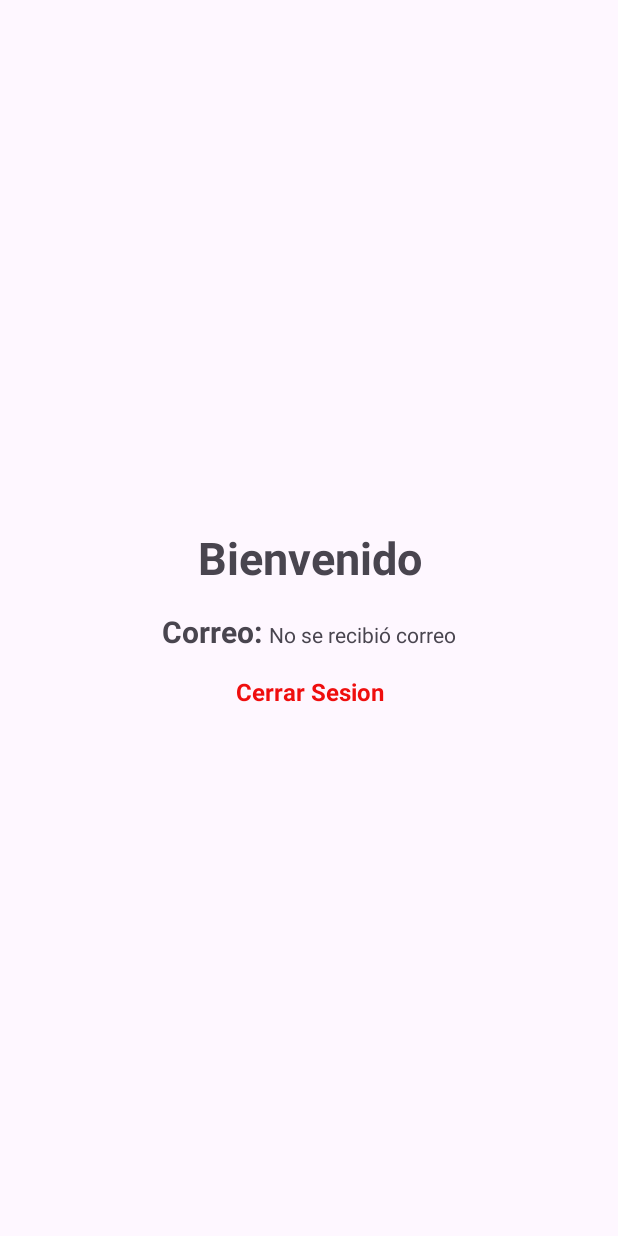
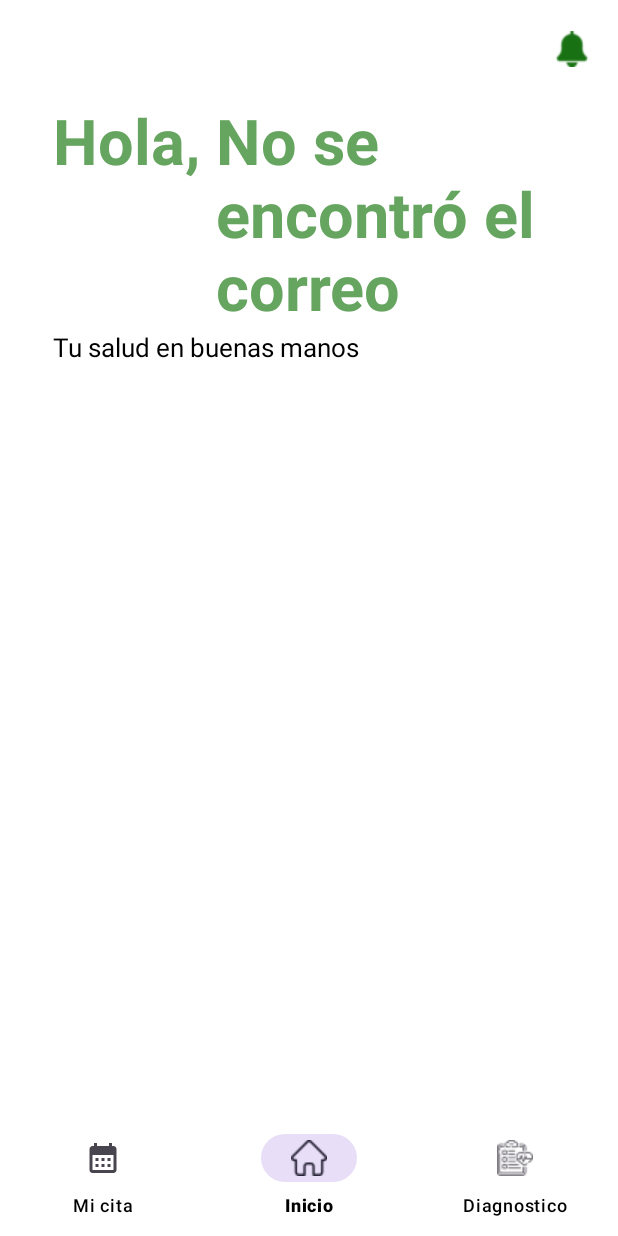
Before and after one commit to Nero105/Senva, an Android app: the HomeActivity screen opened directly, with no data from a screen before it, on a phone screen of 412 x 824 dp. Run offline under Robolectric (Android 15) with nearby library versions, the phone set to English and light mode, and no system bars; our stand-ins replace Firebase (no records; nobody signed in at launch, a user with empty details on screens opened directly).

Commit message:
Cambios del home |
Agregando fragment

```diff
--- a/app/build.gradle.kts
+++ b/app/build.gradle.kts
@@ -77,4 +77,6 @@ dependencies {
     coreLibraryDesugaring("com.android.tools:desugar_jdk_libs:2.1.3")
 
     implementation("com.google.firebase:firebase-auth-ktx")
+    // Dependencia Fragments:
+    implementation("androidx.fragment:fragment-ktx:1.8.8")
 }
--- a/app/src/main/java/com/example/senva/HomeActivity.kt
+++ b/app/src/main/java/com/example/senva/HomeActivity.kt
@@ -1,39 +1,33 @@
 package com.example.senva
 
-import android.content.Intent
-import android.content.SharedPreferences
-import android.credentials.ClearCredentialStateRequest
-import android.credentials.CredentialManager
 import android.os.Build
 import android.os.Bundle
-import android.util.Patterns
 import android.view.View
 import android.view.WindowInsetsController
-import android.widget.Button
-import android.widget.EditText
 import android.widget.TextView
-import android.widget.Toast
 import androidx.appcompat.app.AppCompatActivity
 import androidx.core.view.ViewCompat
 import androidx.core.view.WindowCompat
 import androidx.core.view.WindowInsetsCompat
+import androidx.fragment.app.commit
+import androidx.fragment.app.replace
 import com.example.senva.LoginActivity.Global
-import com.google.firebase.Firebase
-import com.google.firebase.auth.auth
-import kotlinx.coroutines.CoroutineScope
-import kotlinx.coroutines.launch
+import com.google.android.material.bottomnavigation.BottomNavigationView
+import com.google.firebase.auth.FirebaseAuth
+import com.google.firebase.firestore.FirebaseFirestore
 
 class HomeActivity : AppCompatActivity() {
 
-    // 19062025 - EEP - Invocando allow los id de xml Home
-    private lateinit var tv_extocorreo: TextView
-    private lateinit var tv_cerrarsesion: TextView
+    private lateinit var tv_nombresaludo: TextView
+    private lateinit var navigation: BottomNavigationView
 
     override fun onCreate(savedInstanceState: Bundle?) {
         super.onCreate(savedInstanceState)
         setContentView(R.layout.activity_home)
 
-        //20062025 - EEP - Hacer que el bar status resalte
+
+
+        // Estilo barra de estado
         WindowCompat.setDecorFitsSystemWindows(window, false)
         window.statusBarColor = getColor(R.color.white)
 
@@ -43,10 +37,8 @@ class HomeActivity : AppCompatActivity() {
                 WindowInsetsController.APPEARANCE_LIGHT_STATUS_BARS
             )
         } else {
-            // Para Android 10 o menor (seguridad)
             @Suppress("DEPRECATION")
-            window.decorView.systemUiVisibility =
-                View.SYSTEM_UI_FLAG_LIGHT_STATUS_BAR
+            window.decorView.systemUiVisibility = View.SYSTEM_UI_FLAG_LIGHT_STATUS_BAR
         }
 
         ViewCompat.setOnApplyWindowInsetsListener(findViewById(R.id.LinearHome)) { v, insets ->
@@ -54,36 +46,43 @@ class HomeActivity : AppCompatActivity() {
             v.setPadding(systemBars.left, systemBars.top, systemBars.right, systemBars.bottom)
             insets
         }
+        navigation = findViewById(R.id.navMenu)
+        navigation.selectedItemId = R.id.itemFragment2
 
-        AgregarReferencia()
+        // Cargar fragmento por defecto
+        supportFragmentManager.commit {
+            replace<InicioFragmento>(R.id.frameContainer)
+        }
 
+        navigation.setOnItemSelectedListener { item ->
+            when (item.itemId) {
+                R.id.itemFragment1 -> {
+                    supportFragmentManager.commit {
+                        replace<MiCitaFragmento>(R.id.frameContainer)
+                    }
+                    true
+                }
+                R.id.itemFragment2 -> {
+                    supportFragmentManager.commit {
+                        replace<InicioFragmento>(R.id.frameContainer)
+                    }
+                    true
+                }
+                R.id.itemFragment3 -> {
+                    supportFragmentManager.commit {
+                        replace<DiagnosticoFragment>(R.id.frameContainer)
+                    }
+                    true
+                }
+                else -> false
+            }
+        }
     }
 
-    fun AgregarReferencia() {
-        tv_extocorreo = findViewById<TextView>(R.id.tvextracorreo)
-        tv_cerrarsesion = findViewById<TextView>(R.id.tvcerrarsesion)
-
-        tv_cerrarsesion.setOnClickListener {
-            val intent = Intent(this, MainActivity::class.java)
-            startActivity(intent)
-            borrar_sesion()
-            finish()
-        }
-
-        val correo = intent.getStringExtra("Correo")
-        if (correo != null){
-            tv_extocorreo.text = correo
-        } else{
-            tv_extocorreo.text = "No se recibió correo"
-        }
-
-    }
-
-    fun borrar_sesion() {
+    private fun borrar_sesion() {
         val borrarSesion = getSharedPreferences(Global.preferencias_compartidas, MODE_PRIVATE).edit()
         borrarSesion.clear()
         borrarSesion.apply()
-
-        Firebase.auth.signOut()
+        FirebaseAuth.getInstance().signOut()
     }
 }
--- /dev/null
+++ b/app/src/main/java/com/example/senva/InicioFragmento.kt
@@ -0,0 +1,53 @@
+package com.example.senva
+
+import android.os.Bundle
+import android.view.LayoutInflater
+import android.view.View
+import android.view.ViewGroup
+import android.widget.TextView
+import androidx.appcompat.app.AppCompatActivity
+import androidx.fragment.app.Fragment
+import com.example.senva.LoginActivity.Global
+import com.google.firebase.firestore.FirebaseFirestore
+
+class InicioFragmento : Fragment() {
+
+    private lateinit var tvNombreSaludo: TextView
+
+    override fun onCreateView(
+        inflater: LayoutInflater, container: ViewGroup?,
+        savedInstanceState: Bundle?
+    ): View? {
+        val view = inflater.inflate(R.layout.fragment_inicio_fragmento, container, false)
+        tvNombreSaludo = view.findViewById(R.id.tvnombresaludo)
+
+        obtenerNombreDesdeFirestore()
+
+        return view
+    }
+
+    private fun obtenerNombreDesdeFirestore() {
+        val sharedPreferences = requireActivity().getSharedPreferences(Global.preferencias_compartidas, AppCompatActivity.MODE_PRIVATE)
+        val correo = sharedPreferences.getString("Correo", null)
+
+        if (correo != null) {
+            val firestore = FirebaseFirestore.getInstance()
+            firestore.collection("usuarios")
+                .whereEqualTo("correo", correo)
+                .get()
+                .addOnSuccessListener { result ->
+                    if (!result.isEmpty) {
+                        val nombre = result.documents[0].getString("primeronombre") ?: ""
+                        tvNombreSaludo.text = nombre
+                    } else {
+                        tvNombreSaludo.text = "Nombre no encontrado"
+                    }
+                }
+                .addOnFailureListener {
+                    tvNombreSaludo.text = "Error al obtener nombre"
+                }
+        } else {
+            tvNombreSaludo.text = "No se encontró el correo"
+        }
+    }
+}
--- /dev/null
+++ b/app/src/main/res/drawable/ic_calender.xml
@@ -0,0 +1,5 @@
+<vector xmlns:android="http://schemas.android.com/apk/res/android" android:height="24dp" android:tint="#000000" android:viewportHeight="24" android:viewportWidth="24" android:width="24dp">
+
+    <path android:fillColor="@android:color/white" android:pathData="M19,4h-1V2h-2v2H8V2H6v2H5C3.89,4 3.01,4.9 3.01,6L3,20c0,1.1 0.89,2 2,2h14c1.1,0 2,-0.9 2,-2V6C21,4.9 20.1,4 19,4zM19,20H5V10h14V20zM9,14H7v-2h2V14zM13,14h-2v-2h2V14zM17,14h-2v-2h2V14zM9,18H7v-2h2V18zM13,18h-2v-2h2V18zM17,18h-2v-2h2V18z"/>
+
+</vector>
--- a/app/src/main/res/layout/activity_home.xml
+++ b/app/src/main/res/layout/activity_home.xml
@@ -1,70 +1,28 @@
 <?xml version="1.0" encoding="utf-8"?>
-<LinearLayout xmlns:android="http://schemas.android.com/apk/res/android"
+<androidx.coordinatorlayout.widget.CoordinatorLayout
+    xmlns:android="http://schemas.android.com/apk/res/android"
     xmlns:app="http://schemas.android.com/apk/res-auto"
+    xmlns:tools="http://schemas.android.com/tools"
     android:id="@+id/LinearHome"
     android:layout_width="match_parent"
-    android:layout_height="match_parent">
+    android:layout_height="match_parent"
+    android:orientation="vertical"
+    android:background="@color/white"
+    >
+    <FrameLayout
+        android:id="@+id/frameContainer"
+        android:layout_width="match_parent"
+        android:layout_height="match_parent"
+        />
 
-    <LinearLayout
-        android:id="@+id/linearprincipal"
+    <com.google.android.material.bottomnavigation.BottomNavigationView
+        android:id="@+id/navMenu"
         android:layout_width="match_parent"
         android:layout_height="wrap_content"
-        android:layout_gravity="center"
-        android:layout_marginLeft="8dp"
-        android:layout_marginTop="8dp"
-        android:layout_marginRight="8dp"
-        android:layout_marginBottom="8dp"
-        android:orientation="vertical">
+        app:menu="@menu/navigation_menu"
+        android:layout_gravity="bottom"
+        android:background="@color/white"
+        app:itemTextColor="@color/black"
+        />
 
-        <TextView
-            android:id="@+id/tvBienvenida"
-            android:layout_width="match_parent"
-            android:layout_height="wrap_content"
-            android:text="Bienvenido"
-            android:textAlignment="center"
-            android:textStyle="bold"
-            android:layout_marginBottom="15dp"
-            android:textSize="30sp"
-            />
-
-        <LinearLayout
-            android:id="@+id/lineardatos"
-            android:layout_width="wrap_content"
-            android:layout_height="match_parent"
-            android:layout_gravity="center"
-            android:orientation="horizontal">
-
-            <TextView
-                android:id="@+id/tvtextocorreo"
-                android:layout_width="wrap_content"
-                android:layout_height="wrap_content"
-                android:layout_marginBottom="15dp"
-                android:text="Correo: "
-                android:textSize="20sp"
-                android:textStyle="bold" />
-
-            <TextView
-                android:id="@+id/tvextracorreo"
-                android:layout_width="wrap_content"
-                android:layout_height="wrap_content" />
-
-        </LinearLayout>
-
-        <LinearLayout
-            android:layout_width="match_parent"
-            android:layout_height="match_parent"
-            android:orientation="vertical">
-
-            <TextView
-                android:id="@+id/tvcerrarsesion"
-                android:layout_width="match_parent"
-                android:layout_height="wrap_content"
-                android:textSize="16sp"
-                android:textAlignment="center"
-                android:textColor="#EF0E0E"
-                android:textStyle="bold"
-                android:text="Cerrar Sesion" />
-        </LinearLayout>
-
-    </LinearLayout>
-</LinearLayout>
+</androidx.coordinatorlayout.widget.CoordinatorLayout>
--- a/app/src/main/res/layout/activity_main.xml
+++ b/app/src/main/res/layout/activity_main.xml
@@ -57,7 +57,7 @@
 
         <LinearLayout
             android:id="@+id/lineartvs"
-            android:layout_width="230dp"
+            android:layout_width="200dp"
             android:layout_height="wrap_content"
             android:orientation="vertical">
 
--- /dev/null
+++ b/app/src/main/res/layout/fragment_inicio_fragmento.xml
@@ -0,0 +1,146 @@
+<?xml version="1.0" encoding="utf-8"?>
+<LinearLayout xmlns:android="http://schemas.android.com/apk/res/android"
+    xmlns:app="http://schemas.android.com/apk/res-auto"
+    android:id="@+id/LinearHome"
+    android:layout_width="match_parent"
+    android:layout_height="match_parent"
+    android:orientation="vertical"
+    android:background="@color/white"
+    >
+
+
+    <LinearLayout
+        android:id="@+id/LinearBotonessuperiores"
+        android:layout_width="match_parent"
+        android:layout_height="65dp"
+        android:orientation="horizontal">
+
+        <ImageButton
+            android:id="@+id/ibtnoti"
+            android:layout_width="wrap_content"
+            android:layout_height="wrap_content"
+            android:layout_marginStart="350dp"
+            android:layout_gravity="center"
+            android:layout_weight="1"
+            android:backgroundTint="@android:color/transparent"
+            android:paddingTop="10dp"
+            android:paddingBottom="10dp"
+            app:srcCompat="@drawable/notifiacion" />
+
+    </LinearLayout>
+
+    <LinearLayout
+        android:layout_width="match_parent"
+        android:layout_height="wrap_content"
+        android:orientation="vertical">
+
+        <LinearLayout
+            android:id="@+id/LinearTextoNombre"
+            android:layout_width="match_parent"
+            android:layout_height="wrap_content"
+            android:layout_marginStart="35dp"
+            android:orientation="horizontal">
+
+            <TextView
+                android:id="@+id/tvsaludo"
+                android:layout_width="wrap_content"
+                android:layout_height="wrap_content"
+                android:text="Hola, "
+                android:textColor="#65a55f"
+                android:textSize="42sp"
+                android:textStyle="bold" />
+
+            <TextView
+                android:id="@+id/tvnombresaludo"
+                android:layout_width="wrap_content"
+                android:layout_height="wrap_content"
+                android:textColor="#65a55f"
+                android:textSize="42sp"
+                android:textStyle="bold" />
+
+            <TextView
+                android:id="@+id/textView7"
+                android:layout_width="wrap_content"
+                android:layout_height="wrap_content"
+                android:text=" 👋"
+                android:textSize="42sp"
+                android:textStyle="bold" />
+
+        </LinearLayout>
+
+        <TextView
+            android:id="@+id/textView8"
+            android:layout_width="wrap_content"
+            android:layout_height="wrap_content"
+            android:layout_weight="1"
+            android:text="Tu salud en buenas manos"
+            android:layout_marginStart="35dp"
+            android:textSize="17sp"
+            android:textColor="@color/black"
+            />
+    </LinearLayout>
+
+    <!--
+    <LinearLayout
+        android:id="@+id/linearprincipal"
+        android:layout_width="match_parent"
+        android:layout_height="wrap_content"
+        android:layout_gravity="center"
+        android:layout_marginLeft="8dp"
+        android:layout_marginTop="8dp"
+        android:layout_marginRight="8dp"
+        android:layout_marginBottom="8dp"
+        android:orientation="vertical">
+
+        <TextView
+            android:id="@+id/tvBienvenida"
+            android:layout_width="match_parent"
+            android:layout_height="wrap_content"
+            android:text="Bienvenido"
+            android:textAlignment="center"
+            android:textStyle="bold"
+            android:layout_marginBottom="15dp"
+            android:textSize="30sp"
+            />
+
+        <LinearLayout
+            android:id="@+id/lineardatos"
+            android:layout_width="wrap_content"
+            android:layout_height="match_parent"
+            android:layout_gravity="center"
+            android:orientation="horizontal">
+
+            <TextView
+                android:id="@+id/tvtextocorreo"
+                android:layout_width="wrap_content"
+                android:layout_height="wrap_content"
+                android:layout_marginBottom="15dp"
+                android:text="Correo: "
+                android:textSize="20sp"
+                android:textStyle="bold" />
+
+            <TextView
+                android:id="@+id/tvextracorreo"
+                android:layout_width="wrap_content"
+                android:layout_height="wrap_content" />
+
+        </LinearLayout>
+
+        <LinearLayout
+            android:layout_width="match_parent"
+            android:layout_height="match_parent"
+            android:orientation="vertical">
+
+            <TextView
+                android:id="@+id/tvcerrarsesion"
+                android:layout_width="match_parent"
+                android:layout_height="wrap_content"
+                android:textSize="16sp"
+                android:textAlignment="center"
+                android:textColor="#EF0E0E"
+                android:textStyle="bold"
+                android:text="Cerrar Sesion" />
+        </LinearLayout>
+
+    </LinearLayout> -->
+</LinearLayout>
--- /dev/null
+++ b/app/src/main/res/menu/navigation_menu.xml
@@ -0,0 +1,19 @@
+<?xml version="1.0" encoding="utf-8"?>
+<menu xmlns:android="http://schemas.android.com/apk/res/android">
+    <item
+        android:id="@+id/itemFragment1"
+        android:icon="@drawable/ic_calender"
+        android:title="Mi cita"
+        />
+    <item
+        android:id="@+id/itemFragment2"
+        android:icon="@drawable/home"
+        android:title="Inicio"
+        />
+
+    <item
+        android:id="@+id/itemFragment3"
+        android:icon="@drawable/diagnostic"
+        android:title="Diagnostico"
+        />
+</menu>
--- a/app/src/main/res/values/strings.xml
+++ b/app/src/main/res/values/strings.xml
@@ -7,4 +7,6 @@
         <item>Pasaporte</item>
     </string-array>
     <string name="web_cliente">931557594634-0kckskq7k953e2sjacs9eg0j0ab4h96n.apps.googleusercontent.com</string>
+    <!-- TODO: Remove or change this placeholder text -->
+    <string name="hello_blank_fragment">Hello blank fragment</string>
 </resources>
```
Also changed, not shown: app/src/main/java/com/example/senva/DiagnosticoFragment.kt (added, +59 -0 lines), app/src/main/java/com/example/senva/LoginActivity.kt (+30 -18 lines), app/src/main/java/com/example/senva/MiCitaFragmento.kt (added, +59 -0 lines), app/src/main/res/layout/fragment_diagnostico.xml (added, +14 -0 lines), app/src/main/res/layout/fragment_mi_cita_fragmento.xml (added, +14 -0 lines), app/src/main/res/drawable/diagnostic.png (added), app/src/main/res/drawable/home.png (added), app/src/main/res/drawable/notifiacion.png (added), app/src/main/res/drawable/userdefault.png (added). Lines whose indentation alone changed are shown as unchanged.
